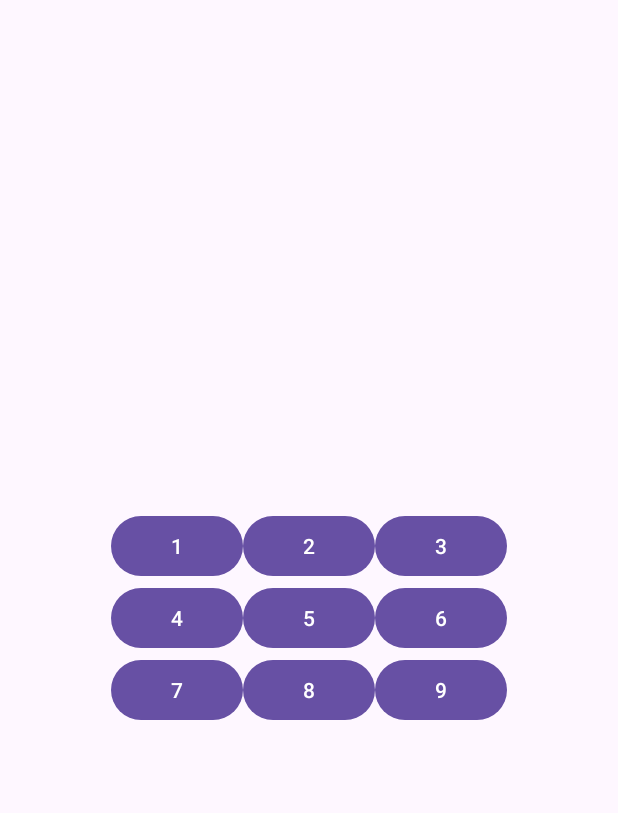
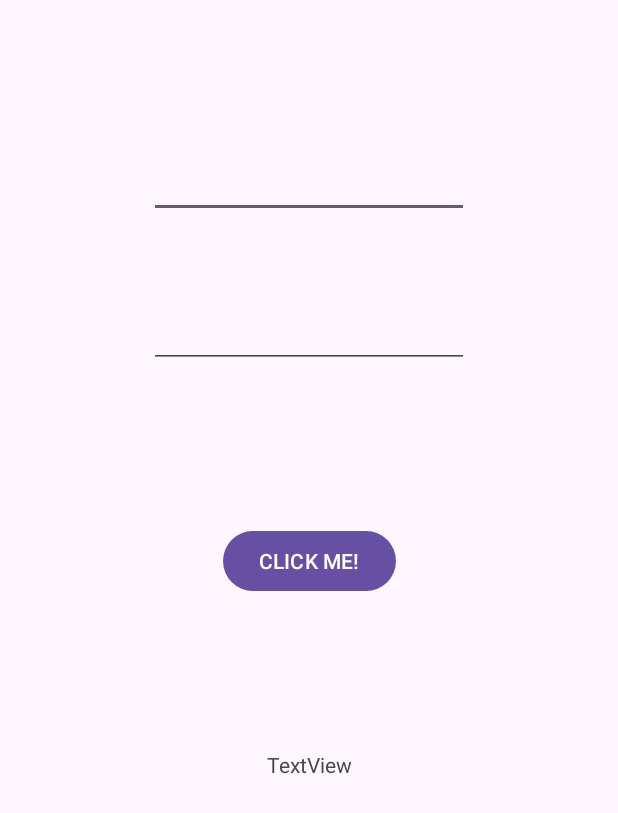
Before and after one commit to daitamer/android-frontend, an Android app: the screen it shows after launch (MainActivity), on a phone screen of 412 x 824 dp. Shown: the top 813 px of the screen. Run offline under Robolectric (Android 15) with nearby library versions, the phone set to English and light mode, and no system bars; 2 statements that could not run were skipped.

Commit message:
feat: main functionality

```diff
--- a/app/src/main/java/com/example/android_frontend/MainActivity.java
+++ b/app/src/main/java/com/example/android_frontend/MainActivity.java
@@ -1,6 +1,10 @@
 package com.example.android_frontend;
 
 import android.os.Bundle;
+import android.view.View;
+import android.widget.Button;
+import android.widget.EditText;
+import android.widget.TextView;
 
 import androidx.activity.EdgeToEdge;
 import androidx.appcompat.app.AppCompatActivity;
@@ -10,11 +14,36 @@ import androidx.core.view.WindowInsetsCompat;
 
 public class MainActivity extends AppCompatActivity {
 
+int calculate(int input1, int input2){
+    return input1 + input2;
+
+}
+
     @Override
     protected void onCreate(Bundle savedInstanceState) {
+
         super.onCreate(savedInstanceState);
         EdgeToEdge.enable(this);
         setContentView(R.layout.activity_main);
+
+        EditText input1 = findViewById(R.id.input1);
+        EditText input2 = findViewById(R.id.input2);
+
+        int inp1 = Integer.parseInt(input1.getText().toString());
+        int inp2 = Integer.parseInt(input2.getText().toString());
+
+        TextView result = findViewById(R.id.result);
+
+        Button button = findViewById(R.id.button1);
+
+        button.setOnClickListener(new View.OnClickListener() {
+            @Override
+            public void onClick(View view) {
+                result.setText(calculate(inp1, inp2));
+            }
+        });
+
+
         ViewCompat.setOnApplyWindowInsetsListener(findViewById(R.id.main), (v, insets) -> {
             Insets systemBars = insets.getInsets(WindowInsetsCompat.Type.systemBars());
             v.setPadding(systemBars.left, systemBars.top, systemBars.right, systemBars.bottom);
--- a/app/src/main/res/layout/activity_main.xml
+++ b/app/src/main/res/layout/activity_main.xml
@@ -7,97 +7,98 @@
     android:layout_height="match_parent"
     tools:context=".MainActivity">
 
-<!--    <TextView-->
-<!--        android:layout_width="wrap_content"-->
-<!--        android:layout_height="wrap_content"-->
-<!--        android:text="Hello hello!"-->
 
-
-    <GridLayout
-        android:id="@+id/gridLayout"
+    <EditText
+        android:id="@+id/input1"
         android:layout_width="wrap_content"
         android:layout_height="wrap_content"
-        android:layout_centerInParent="true"
-        android:rowCount="3"
-        android:columnCount="3"
-        app:layout_constraintBottom_toBottomOf="parent"
+        android:ems="10"
+        android:inputType="number"
+        tools:layout_editor_absoluteX="98dp"
+        tools:layout_editor_absoluteY="506dp"
         app:layout_constraintEnd_toEndOf="parent"
         app:layout_constraintStart_toStartOf="parent"
-        app:layout_constraintTop_toTopOf="parent">
+        app:layout_constraintTop_toTopOf="parent"
+        android:layout_marginLeft="100dp"
+        android:layout_marginRight="100dp"
+        android:layout_marginTop="100dp"/>
+
+    <EditText
+        android:id="@+id/input2"
+        android:layout_width="wrap_content"
+        android:layout_height="wrap_content"
+        android:ems="10"
+        android:inputType="number"
+        tools:layout_editor_absoluteX="98dp"
+        tools:layout_editor_absoluteY="506dp"
+        app:layout_constraintEnd_toEndOf="parent"
+        app:layout_constraintStart_toStartOf="parent"
+        app:layout_constraintTop_toTopOf="parent"
+        android:layout_marginLeft="100dp"
+        android:layout_marginRight="100dp"
+        android:layout_marginTop="200dp"/>
 
     <Button
         android:id="@+id/button1"
         android:layout_width="wrap_content"
         android:layout_height="wrap_content"
-        android:text="1"
-        android:layout_row="0"
-        android:layout_column="0" />
+        android:layout_marginTop="350dp"
+        android:text="CLICK ME!"
+            app:layout_constraintEnd_toEndOf="parent"
+            app:layout_constraintStart_toStartOf="parent"
+            app:layout_constraintTop_toTopOf="parent"
+        />
 
-        <Button
-            android:id="@+id/button2"
-            android:layout_width="wrap_content"
-            android:layout_height="wrap_content"
-            android:text="2"
-            android:layout_row="0"
-            android:layout_column="1" />
-
-        <Button
-            android:id="@+id/button3"
-            android:layout_width="wrap_content"
-            android:layout_height="wrap_content"
-            android:text="3"
-            android:layout_row="0"
-            android:layout_column="2" />
-
-        <Button
-            android:id="@+id/button4"
-            android:layout_width="wrap_content"
-            android:layout_height="wrap_content"
-            android:text="4"
-            android:layout_row="1"
-            android:layout_column="0" />
-
-        <Button
-            android:id="@+id/button5"
-            android:layout_width="wrap_content"
-            android:layout_height="wrap_content"
-            android:text="5"
-            android:layout_row="1"
-            android:layout_column="1" />
-
-        <Button
-            android:id="@+id/button6"
-            android:layout_width="wrap_content"
-            android:layout_height="wrap_content"
-            android:text="6"
-            android:layout_row="1"
-            android:layout_column="2" />
-
-        <Button
-            android:id="@+id/button7"
-            android:layout_width="wrap_content"
-            android:layout_height="wrap_content"
-            android:text="7"
-            android:layout_row="2"
-            android:layout_column="0" />
-
-        <Button
-            android:id="@+id/button8"
-            android:layout_width="wrap_content"
-            android:layout_height="wrap_content"
-            android:text="8"
-            android:layout_row="2"
-            android:layout_column="1" />
-
-        <Button
-            android:id="@+id/button9"
-            android:layout_width="wrap_content"
-            android:layout_height="wrap_content"
-            android:text="9"
-            android:layout_row="2"
-            android:layout_column="2" />
+    <TextView
+        android:id="@+id/result"
+        android:layout_width="wrap_content"
+        android:layout_height="wrap_content"
+        android:layout_marginTop="500dp"
+        android:text="TextView"
+        app:layout_constraintEnd_toEndOf="parent"
+        app:layout_constraintStart_toStartOf="parent"
+        app:layout_constraintTop_toTopOf="parent" />
 
 
-</GridLayout>
+    <!--    <com.google.android.material.textfield.TextInputLayout-->
+<!--        android:id="@+id/input1"-->
+<!--        android:layout_width="300dp"-->
+<!--        android:layout_height="wrap_content"-->
+<!--        tools:layout_editor_absoluteX="1dp"-->
+<!--        tools:layout_editor_absoluteY="140dp"-->
+<!--        android:layout_marginLeft="100dp"-->
+<!--        android:layout_marginRight="100dp"-->
+<!--        android:layout_marginTop="100dp"-->
+<!--        app:layout_constraintEnd_toEndOf="parent"-->
+<!--        app:layout_constraintStart_toStartOf="parent"-->
+<!--        app:layout_constraintTop_toTopOf="parent">-->
+
+<!--        <com.google.android.material.textfield.TextInputEditText-->
+<!--            android:layout_width="match_parent"-->
+<!--            android:layout_height="wrap_content"-->
+<!--            android:hint="Type in your first number" />-->
+<!--    </com.google.android.material.textfield.TextInputLayout>-->
+
+<!--    <com.google.android.material.textfield.TextInputLayout-->
+<!--        android:id="@+id/input2"-->
+<!--        android:layout_width="300dp"-->
+<!--        android:layout_height="wrap_content"-->
+<!--        tools:layout_editor_absoluteX="1dp"-->
+<!--        tools:layout_editor_absoluteY="140dp"-->
+<!--        android:layout_marginLeft="100dp"-->
+<!--        android:layout_marginRight="100dp"-->
+<!--        android:layout_marginTop="200dp"-->
+<!--        app:layout_constraintEnd_toEndOf="parent"-->
+<!--        app:layout_constraintStart_toStartOf="parent"-->
+<!--        app:layout_constraintTop_toTopOf="parent">-->
+
+<!--        <com.google.android.material.textfield.TextInputEditText-->
+<!--            android:layout_width="match_parent"-->
+<!--            android:layout_height="wrap_content"-->
+<!--            android:hint="Type in your second number" />-->
+<!--    </com.google.android.material.textfield.TextInputLayout>-->
+
+
+
 
 </androidx.constraintlayout.widget.ConstraintLayout>
```
